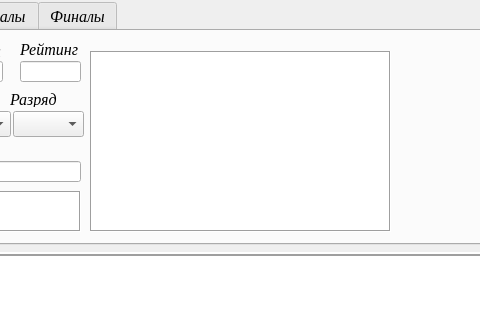
First picture: the form in main_window.ui, repository Kaspar0810/Competitions_TT_SQL, before the edit; both pictures show x 637 to 1117 and y 0 to 320 of the 1407 by 702 pixel window.
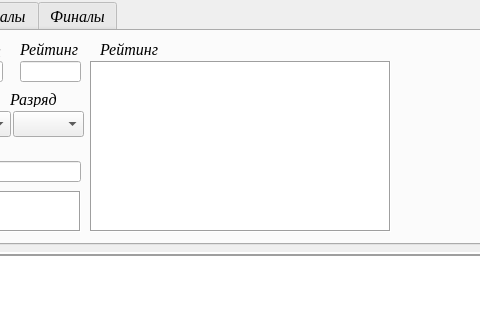
Second picture: the form after the edit. The open tabs and pages were chosen to show the change.

What changed in the file:
```diff
--- a/main_window.ui
+++ b/main_window.ui
@@ -748,9 +748,9 @@
       <property name="geometry">
        <rect>
         <x>490</x>
-        <y>20</y>
+        <y>30</y>
         <width>301</width>
-        <height>181</height>
+        <height>171</height>
        </rect>
       </property>
       <property name="font">
@@ -798,6 +798,25 @@
        <enum>QFrame::Box</enum>
       </property>
      </widget>
+     <widget class="QLabel" name="label_63">
+      <property name="geometry">
+       <rect>
+        <x>500</x>
+        <y>10</y>
+        <width>281</width>
+        <height>16</height>
+       </rect>
+      </property>
+      <property name="font">
+       <font>
+        <family>Times New Roman</family>
+        <italic>true</italic>
+       </font>
+      </property>
+      <property name="text">
+       <string>Рейтинг</string>
+      </property>
+     </widget>
     </widget>
     <widget class="QWidget" name="tab_5">
      <attribute name="title">
```
Left out of the diff: 24 changed lines with no effect on the pictures.
